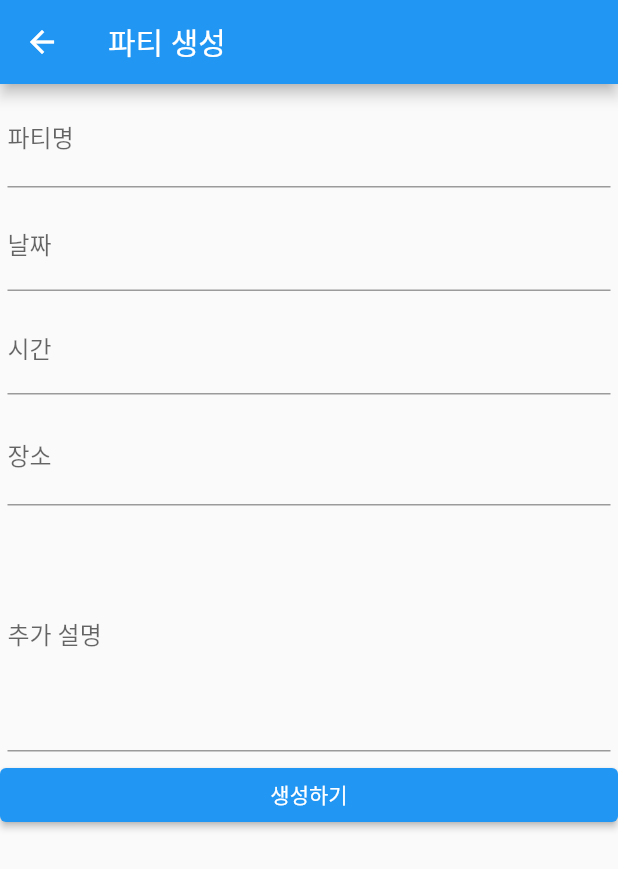
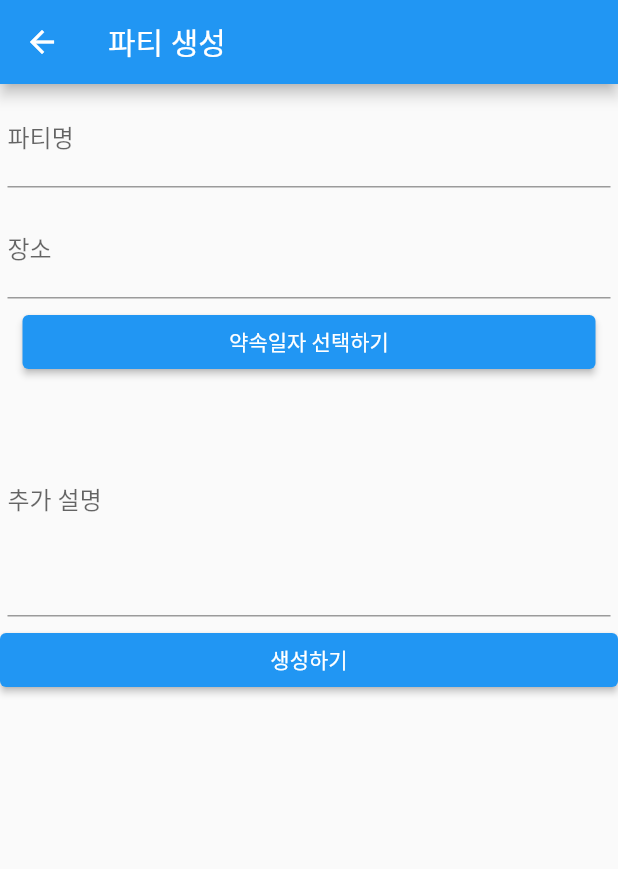
Before and after one commit to Dawon00/snack-party, a Flutter app: the AddPartyScreen screen opened directly, on a phone screen of 412 x 824 dp. Shown: the top 869 px of the screen. Run offline on Flutter 3.47's test engine with Material 2 defaults, Android fonts, the light colour scheme and no system bars; our stand-ins replace cloud_firestore, firebase_auth, firebase_core; accounts and stored records are empty; network calls fail.

Commit message:
FEAT - 일시 지정 기능 구현

```diff
--- a/lib/model/party.dart
+++ b/lib/model/party.dart
@@ -2,7 +2,7 @@ import 'package:cloud_firestore/cloud_firestore.dart';
 
 class Party {
   final String partytitle;
-  //final DateTime datetime;
+  final DateTime datetime;
   final String place;
   final String info;
   final String id;
@@ -11,7 +11,7 @@ class Party {
 
   Party({
     required this.partytitle,
-    //required this.datetime,
+    required this.datetime,
     required this.place,
     required this.info,
     required this.id,
@@ -22,7 +22,7 @@ class Party {
   Party.fromMap(
     Map<String, dynamic> map,
   )   : partytitle = map['partytitle'],
-        //datetime = DateTime.parse(map['datetime']),
+        datetime = DateTime.parse(map['datetime'].toString()),
         place = map['place'],
         info = map['info'],
         id = map['id'],
@@ -34,6 +34,7 @@ class Party {
 
     return Party(
       partytitle: snapshot["partytitle"],
+      datetime: snapshot["datetime"].toDate(),
       place: snapshot["place"],
       info: snapshot["info"],
       id: snapshot['id'],
@@ -44,6 +45,7 @@ class Party {
 
   Party fromJson(Map<String, dynamic> json) => Party(
       partytitle: json['partytitle'],
+      datetime: json['datetime'],
       place: json['place'],
       info: json['age'],
       id: json['id'],
@@ -52,12 +54,11 @@ class Party {
 
   Map<String, dynamic> toJson() => {
         "partytitle": partytitle,
-        //"datetime": datetime,
+        "datetime": datetime,
         "place": place,
         "info": info,
         "id": id,
         "author": author,
-
         "partymember": partymember,
       };
 
--- a/lib/screen/add_party_screen.dart
+++ b/lib/screen/add_party_screen.dart
@@ -1,8 +1,7 @@
 import 'package:cloud_firestore/cloud_firestore.dart';
 import 'package:firebase_auth/firebase_auth.dart';
-import 'package:flutter/cupertino.dart';
 import 'package:flutter/material.dart';
-import 'package:flutter_form_builder/flutter_form_builder.dart';
+import 'package:intl/intl.dart';
 import 'package:snackparty/model/party.dart';
 
 class AddPartyScreen extends StatefulWidget {
@@ -14,20 +13,69 @@ class AddPartyScreen extends StatefulWidget {
 
 class _AddPartyScreenState extends State<AddPartyScreen> {
   final controllerPartyTitle = TextEditingController();
-  final controllerDate = TextEditingController();
-  final controllerTime = TextEditingController();
   final controllerPlace = TextEditingController();
   final controllerInfo = TextEditingController();
+  DateTime selectedDate = DateTime.now();
+  TimeOfDay selectedTime = TimeOfDay.now();
+  DateTime dateTime = DateTime.now();
+  bool showDateTime = false;
+
+  // Select for Date
+  Future<DateTime> _selectDate(BuildContext context) async {
+    final selected = await showDatePicker(
+      context: context,
+      initialDate: selectedDate,
+      firstDate: DateTime(2000),
+      lastDate: DateTime(2025),
+    );
+    if (selected != null && selected != selectedDate) {
+      setState(() {
+        selectedDate = selected;
+      });
+    }
+    return selectedDate;
+  }
+
+// Select for Time
+  Future<TimeOfDay> _selectTime(BuildContext context) async {
+    final selected = await showTimePicker(
+      context: context,
+      initialTime: selectedTime,
+    );
+    if (selected != null && selected != selectedTime) {
+      setState(() {
+        selectedTime = selected;
+      });
+    }
+    return selectedTime;
+  }
+
+  // select date time picker
+  Future _selectDateTime(BuildContext context) async {
+    final date = await _selectDate(context);
+
+    if (!mounted) return;
+    final time = await _selectTime(context);
+
+    setState(() {
+      dateTime = DateTime(
+        date.year,
+        date.month,
+        date.day,
+        time.hour,
+        time.minute,
+      );
+    });
+  }
 
   @override
   Widget build(BuildContext context) {
-    CollectionReference party = FirebaseFirestore.instance.collection('party');
+    // CollectionReference party = FirebaseFirestore.instance.collection('party');
     return Scaffold(
       appBar: AppBar(
-        title: Text('파티 생성'),
+        title: const Text('파티 생성'),
       ),
-      body: Container(
-        child: Column(
+      body: Column(
         crossAxisAlignment: CrossAxisAlignment.center,
         children: <Widget>[
           Expanded(
@@ -35,64 +83,62 @@ class _AddPartyScreenState extends State<AddPartyScreen> {
             child: Column(
               children: [
                 Container(
+                  padding: const EdgeInsets.all(5),
                   child: TextFormField(
-                      decoration: InputDecoration(
+                    decoration: const InputDecoration(
                       labelText: '파티명',
                       hintText: '파티명을 입력하세요',
                     ),
                     controller: controllerPartyTitle,
                   ),
-                    padding: EdgeInsets.all(5),
                 ),
                 Container(
-                    child: FormBuilderDateTimePicker(
-                      controller: controllerDate,
-                      name: '날짜',
-                      inputType: InputType.date,
-                      decoration: const InputDecoration(labelText: '날짜'),
-                    ),
-                    padding: EdgeInsets.all(5),
-                  ),
-                  Container(
-                    child: FormBuilderDateTimePicker(
-                      controller: controllerTime,
-                      name: '시간',
-                      inputType: InputType.time,
-                      decoration: const InputDecoration(labelText: '시간'),
-                    ),
-                    padding: EdgeInsets.all(5),
-                  ),
-                  Container(
+                  padding: const EdgeInsets.all(5),
                   child: TextFormField(
                     controller: controllerPlace,
-                      decoration: InputDecoration(
+                    decoration: const InputDecoration(
                       labelText: '장소',
                       hintText: '장소를 입력하세요',
                     ),
                   ),
-                    padding: EdgeInsets.all(5),
                 ),
                 Container(
+                  padding: const EdgeInsets.symmetric(horizontal: 15),
+                  width: double.infinity,
+                  child: ElevatedButton(
+                    onPressed: () {
+                      _selectDateTime(context);
+                      showDateTime = true;
+                    },
+                    child: showDateTime
+                        ? Text(
+                            DateFormat('yyyy-MM-dd hh:mm a').format(dateTime),
+                          )
+                        : const Text('약속일자 선택하기'),
+                  ),
+                ),
+                Container(
+                  padding: const EdgeInsets.all(5),
                   child: TextFormField(
                     controller: controllerInfo,
                     minLines: 6,
                     keyboardType: TextInputType.multiline,
                     maxLines: null,
                     //expands: true,
-                      decoration: InputDecoration(
+                    decoration: const InputDecoration(
                       labelText: '추가 설명',
                       hintText: '추가설명을 입력하세요',
                     ),
                   ),
-                    padding: EdgeInsets.all(5),
                 ),
                 SizedBox(
                   width: double.infinity,
                   child: ElevatedButton(
-                        child: Text('생성하기'),
+                      child: const Text('생성하기'),
                       onPressed: () {
                         final party = Party(
                           partytitle: controllerPartyTitle.text,
+                          datetime: dateTime,
                           place: controllerPlace.text,
                           info: controllerInfo.text,
                           id: UniqueKey().toString(),
@@ -106,28 +152,26 @@ class _AddPartyScreenState extends State<AddPartyScreen> {
                             builder: (BuildContext context) {
                               return AlertDialog(
                                 shape: RoundedRectangleBorder(
-                                      borderRadius:
-                                          BorderRadius.circular(10.0)),
+                                    borderRadius: BorderRadius.circular(10.0)),
                                 //Dialog Main Title
                                 title: Column(
-                                    children: <Widget>[
-                                      new Text("파티 생성"),
+                                  children: const <Widget>[
+                                    Text("파티 생성"),
                                   ],
                                 ),
                                 //
                                 content: Column(
                                   mainAxisSize: MainAxisSize.min,
-                                    crossAxisAlignment:
-                                        CrossAxisAlignment.start,
-                                    children: <Widget>[
+                                  crossAxisAlignment: CrossAxisAlignment.start,
+                                  children: const <Widget>[
                                     Text(
                                       "완료되었습니다.",
                                     ),
                                   ],
                                 ),
                                 actions: <Widget>[
-                                    new ElevatedButton(
-                                      child: new Text("확인"),
+                                  ElevatedButton(
+                                    child: const Text("확인"),
                                     onPressed: () {
                                       Navigator.pop(context);
                                     },
@@ -142,7 +186,6 @@ class _AddPartyScreenState extends State<AddPartyScreen> {
           ))
         ],
       ),
-      ),
     );
   }
 }
--- a/pubspec.yaml
+++ b/pubspec.yaml
@@ -36,6 +36,7 @@ dependencies:
   flutter_datetime_picker: ^1.5.1
   flutter_form_builder: ^7.4.0
   provider: ^6.0.3
+  intl: ^0.17.0
 
 dev_dependencies:
   flutter_lints: ^2.0.0
```
Also changed, not shown: lib/screen/home_screen.dart (+5 -3 lines), pubspec.lock. Lines whose indentation alone changed are shown as unchanged.
